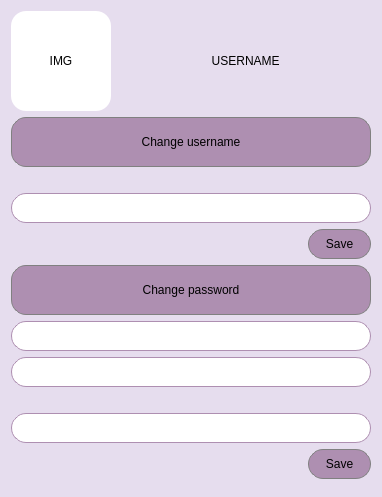
The window that messenger/profilewindow.ui (ita-social-projects/HTTP_Messenger_Client) describes before a commit, drawn with Qt 5.
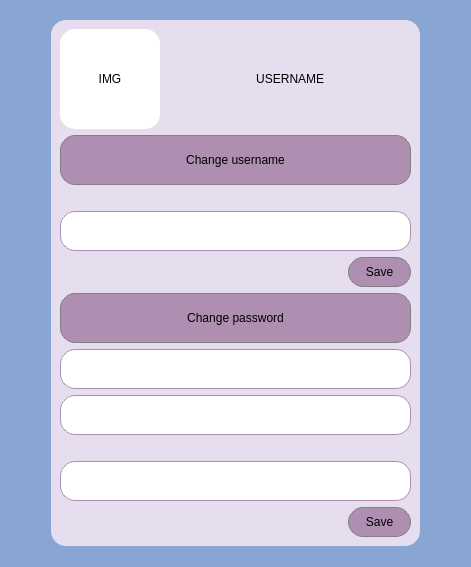
The same window after the commit. Icons and pictures are not drawn.

```diff
--- a/messenger/profilewindow.ui
+++ b/messenger/profilewindow.ui
@@ -6,8 +6,8 @@
    <rect>
     <x>0</x>
     <y>0</y>
-    <width>382</width>
-    <height>497</height>
+    <width>471</width>
+    <height>567</height>
    </rect>
   </property>
   <property name="sizePolicy">
@@ -20,233 +20,134 @@
    <string>Profile</string>
   </property>
   <property name="styleSheet">
-   <string notr="true">background-color: rgb(230, 221, 238);
-border-radius: 15px;</string>
+   <string notr="true">background-color: rgb(136, 165, 211);</string>
   </property>
   <layout class="QGridLayout" name="gridLayout">
-   <item row="1" column="0" colspan="3">
-    <widget class="QPushButton" name="pushButton_ChangeUsername">
-     <property name="sizePolicy">
-      <sizepolicy hsizetype="Minimum" vsizetype="Fixed">
-       <horstretch>0</horstretch>
-       <verstretch>0</verstretch>
-      </sizepolicy>
+   <item row="0" column="1">
+    <spacer name="verticalSpacer_2">
+     <property name="orientation">
+      <enum>Qt::Vertical</enum>
      </property>
-     <property name="minimumSize">
+     <property name="sizeType">
+      <enum>QSizePolicy::Preferred</enum>
+     </property>
+     <property name="sizeHint" stdset="0">
       <size>
-       <width>0</width>
-       <height>50</height>
+       <width>20</width>
+       <height>40</height>
       </size>
      </property>
-     <property name="styleSheet">
-      <string notr="true">QPushButton {
-font: 75 14pt &quot;MS Shell Dlg 2&quot;;
-background-color: rgb(174, 143, 177);
-border-radius: 15px;
-border: 1px solid gray;
-}
-
-QPushButton:pressed{
-background-color:rgb(111, 91, 113);
-}</string>
-     </property>
-     <property name="text">
-      <string>Change username</string>
-     </property>
-     <property name="icon">
-      <iconset resource="resources.qrc">
-       <normaloff>:/icons/icons/person.ico</normaloff>:/icons/icons/person.ico</iconset>
-     </property>
-    </widget>
+    </spacer>
    </item>
-   <item row="2" column="0" colspan="3">
-    <widget class="QLabel" name="label_LoginInfo">
-     <property name="sizePolicy">
-      <sizepolicy hsizetype="Preferred" vsizetype="Fixed">
-       <horstretch>0</horstretch>
-       <verstretch>0</verstretch>
-      </sizepolicy>
+   <item row="1" column="0">
+    <spacer name="horizontalSpacer_3">
+     <property name="orientation">
+      <enum>Qt::Horizontal</enum>
      </property>
-     <property name="text">
-      <string/>
+     <property name="sizeType">
+      <enum>QSizePolicy::Preferred</enum>
      </property>
-     <property name="alignment">
-      <set>Qt::AlignCenter</set>
-     </property>
-    </widget>
-   </item>
-   <item row="5" column="0" colspan="3">
-    <widget class="QPushButton" name="pushButton_ChangePassword">
-     <property name="sizePolicy">
-      <sizepolicy hsizetype="Minimum" vsizetype="Fixed">
-       <horstretch>0</horstretch>
-       <verstretch>0</verstretch>
-      </sizepolicy>
-     </property>
-     <property name="minimumSize">
+     <property name="sizeHint" stdset="0">
       <size>
-       <width>0</width>
-       <height>50</height>
+       <width>40</width>
+       <height>20</height>
       </size>
      </property>
-     <property name="styleSheet">
-      <string notr="true">QPushButton {
-font: 75 14pt &quot;MS Shell Dlg 2&quot;;
-background-color: rgb(174, 143, 177);
-border-radius: 15px;
-border: 1px solid gray;
-}
-
-QPushButton:pressed{
-background-color:rgb(111, 91, 113);
-}</string>
-     </property>
-     <property name="text">
-      <string>Change password</string>
-     </property>
-     <property name="icon">
-      <iconset resource="resources.qrc">
-       <normaloff>:/icons/icons/password.ico</normaloff>:/icons/icons/password.ico</iconset>
-     </property>
-    </widget>
+    </spacer>
    </item>
-   <item row="4" column="0" colspan="3">
-    <layout class="QHBoxLayout" name="horizontalLayout">
-     <item>
-      <spacer name="horizontalSpacer">
-       <property name="orientation">
-        <enum>Qt::Horizontal</enum>
-       </property>
-       <property name="sizeType">
-        <enum>QSizePolicy::Expanding</enum>
-       </property>
-       <property name="sizeHint" stdset="0">
-        <size>
-         <width>40</width>
-         <height>20</height>
-        </size>
-       </property>
-      </spacer>
-     </item>
-     <item>
-      <widget class="QPushButton" name="pushButton_SaveLogin">
-       <property name="sizePolicy">
-        <sizepolicy hsizetype="Minimum" vsizetype="Fixed">
-         <horstretch>0</horstretch>
-         <verstretch>0</verstretch>
-        </sizepolicy>
-       </property>
-       <property name="minimumSize">
-        <size>
-         <width>0</width>
-         <height>30</height>
-        </size>
-       </property>
-       <property name="styleSheet">
-        <string notr="true">QPushButton {
-font: 75 14pt &quot;MS Shell Dlg 2&quot;;
-background-color: rgb(174, 143, 177);
-border-radius: 15px;
-border: 1px solid gray;
-}
-
-QPushButton:pressed{
-background-color:rgb(111, 91, 113);
-}</string>
-       </property>
-       <property name="text">
-        <string>     Save     </string>
-       </property>
-      </widget>
-     </item>
-    </layout>
-   </item>
-   <item row="3" column="0" colspan="3">
-    <widget class="QLineEdit" name="lineEdit_Username">
-     <property name="sizePolicy">
-      <sizepolicy hsizetype="Preferred" vsizetype="Fixed">
-       <horstretch>0</horstretch>
-       <verstretch>0</verstretch>
-      </sizepolicy>
+   <item row="2" column="1">
+    <spacer name="verticalSpacer">
+     <property name="orientation">
+      <enum>Qt::Vertical</enum>
      </property>
-     <property name="minimumSize">
+     <property name="sizeType">
+      <enum>QSizePolicy::Preferred</enum>
+     </property>
+     <property name="sizeHint" stdset="0">
       <size>
-       <width>0</width>
-       <height>30</height>
+       <width>20</width>
+       <height>40</height>
       </size>
      </property>
-     <property name="styleSheet">
-      <string notr="true">background-color: rgb(255, 255, 255);
-font: 10pt &quot;MS Shell Dlg 2&quot;;
-border-radius: 15px;
-border-style: solid;
-border-width: 1px;
-border-color: rgb(174, 143, 177);</string>
-     </property>
-    </widget>
+    </spacer>
    </item>
-   <item row="0" column="0">
-    <widget class="QLabel" name="label_UserImg">
-     <property name="sizePolicy">
-      <sizepolicy hsizetype="Fixed" vsizetype="Fixed">
-       <horstretch>0</horstretch>
-       <verstretch>0</verstretch>
-      </sizepolicy>
+   <item row="1" column="2">
+    <spacer name="horizontalSpacer_4">
+     <property name="orientation">
+      <enum>Qt::Horizontal</enum>
      </property>
-     <property name="minimumSize">
+     <property name="sizeType">
+      <enum>QSizePolicy::Preferred</enum>
+     </property>
+     <property name="sizeHint" stdset="0">
       <size>
-       <width>100</width>
-       <height>100</height>
+       <width>40</width>
+       <height>20</height>
       </size>
      </property>
+    </spacer>
+   </item>
+   <item row="1" column="1">
+    <widget class="QWidget" name="background" native="true">
      <property name="styleSheet">
-      <string notr="true">QLabel{
+      <string notr="true">background-color: rgb(230, 221, 238);
+border-radius: 15px;</string>
+     </property>
+     <layout class="QFormLayout" name="formLayout">
+      <item row="0" column="0">
+       <widget class="QLabel" name="label_UserImg">
+        <property name="sizePolicy">
+         <sizepolicy hsizetype="Fixed" vsizetype="Fixed">
+          <horstretch>0</horstretch>
+          <verstretch>0</verstretch>
+         </sizepolicy>
+        </property>
+        <property name="minimumSize">
+         <size>
+          <width>100</width>
+          <height>100</height>
+         </size>
+        </property>
+        <property name="styleSheet">
+         <string notr="true">QLabel{
 background-color: rgb(255,255,255);
 border-radius: 15px;
 }</string>
-     </property>
-     <property name="text">
-      <string>IMG</string>
-     </property>
-     <property name="alignment">
-      <set>Qt::AlignCenter</set>
-     </property>
-    </widget>
-   </item>
-   <item row="10" column="0" colspan="3">
-    <layout class="QHBoxLayout" name="horizontalLayout_2">
-     <item>
-      <spacer name="horizontalSpacer_2">
-       <property name="orientation">
-        <enum>Qt::Horizontal</enum>
-       </property>
-       <property name="sizeType">
-        <enum>QSizePolicy::Expanding</enum>
-       </property>
-       <property name="sizeHint" stdset="0">
-        <size>
-         <width>40</width>
-         <height>20</height>
-        </size>
-       </property>
-      </spacer>
-     </item>
-     <item>
-      <widget class="QPushButton" name="pushButton_SavePassword">
-       <property name="sizePolicy">
-        <sizepolicy hsizetype="Minimum" vsizetype="Fixed">
-         <horstretch>0</horstretch>
-         <verstretch>0</verstretch>
-        </sizepolicy>
-       </property>
-       <property name="minimumSize">
-        <size>
-         <width>0</width>
-         <height>30</height>
-        </size>
-       </property>
-       <property name="styleSheet">
-        <string notr="true">QPushButton {
+        </property>
+        <property name="text">
+         <string>IMG</string>
+        </property>
+        <property name="alignment">
+         <set>Qt::AlignCenter</set>
+        </property>
+       </widget>
+      </item>
+      <item row="0" column="1">
+       <widget class="QLabel" name="label_Username">
+        <property name="text">
+         <string> USERNAME</string>
+        </property>
+        <property name="alignment">
+         <set>Qt::AlignCenter</set>
+        </property>
+       </widget>
+      </item>
+      <item row="1" column="0" colspan="2">
+       <widget class="QPushButton" name="pushButton_ChangeUsername">
+        <property name="sizePolicy">
+         <sizepolicy hsizetype="Minimum" vsizetype="Fixed">
+          <horstretch>0</horstretch>
+          <verstretch>0</verstretch>
+         </sizepolicy>
+        </property>
+        <property name="minimumSize">
+         <size>
+          <width>0</width>
+          <height>50</height>
+         </size>
+        </property>
+        <property name="styleSheet">
+         <string notr="true">QPushButton {
 font: 75 14pt &quot;MS Shell Dlg 2&quot;;
 background-color: rgb(174, 143, 177);
 border-radius: 15px;
@@ -256,131 +157,303 @@
 QPushButton:pressed{
 background-color:rgb(111, 91, 113);
 }</string>
-       </property>
-       <property name="text">
-        <string>     Save     </string>
-       </property>
-      </widget>
-     </item>
-    </layout>
-   </item>
-   <item row="9" column="0" colspan="3">
-    <widget class="QLineEdit" name="lineEdit_ConfNewPassword">
-     <property name="sizePolicy">
-      <sizepolicy hsizetype="Preferred" vsizetype="Fixed">
-       <horstretch>0</horstretch>
-       <verstretch>0</verstretch>
-      </sizepolicy>
-     </property>
-     <property name="minimumSize">
-      <size>
-       <width>0</width>
-       <height>30</height>
-      </size>
-     </property>
-     <property name="styleSheet">
-      <string notr="true">background-color: rgb(255, 255, 255);
+        </property>
+        <property name="text">
+         <string>Change username</string>
+        </property>
+        <property name="icon">
+         <iconset resource="resources.qrc">
+          <normaloff>:/icons/icons/person.ico</normaloff>:/icons/icons/person.ico</iconset>
+        </property>
+       </widget>
+      </item>
+      <item row="2" column="0" colspan="2">
+       <widget class="QLabel" name="label_LoginInfo">
+        <property name="sizePolicy">
+         <sizepolicy hsizetype="Preferred" vsizetype="Fixed">
+          <horstretch>0</horstretch>
+          <verstretch>0</verstretch>
+         </sizepolicy>
+        </property>
+        <property name="text">
+         <string/>
+        </property>
+        <property name="alignment">
+         <set>Qt::AlignCenter</set>
+        </property>
+       </widget>
+      </item>
+      <item row="3" column="0" colspan="2">
+       <widget class="QLineEdit" name="lineEdit_Username">
+        <property name="sizePolicy">
+         <sizepolicy hsizetype="Preferred" vsizetype="Fixed">
+          <horstretch>0</horstretch>
+          <verstretch>0</verstretch>
+         </sizepolicy>
+        </property>
+        <property name="minimumSize">
+         <size>
+          <width>0</width>
+          <height>40</height>
+         </size>
+        </property>
+        <property name="styleSheet">
+         <string notr="true">background-color: rgb(255, 255, 255);
 font: 10pt &quot;MS Shell Dlg 2&quot;;
 border-radius: 15px;
 border-style: solid;
 border-width: 1px;
 border-color: rgb(174, 143, 177);</string>
-     </property>
-     <property name="echoMode">
-      <enum>QLineEdit::Password</enum>
-     </property>
-    </widget>
-   </item>
-   <item row="7" column="0" colspan="3">
-    <widget class="QLineEdit" name="lineEdit_NewPassword">
-     <property name="sizePolicy">
-      <sizepolicy hsizetype="Preferred" vsizetype="Fixed">
-       <horstretch>0</horstretch>
-       <verstretch>0</verstretch>
-      </sizepolicy>
-     </property>
-     <property name="minimumSize">
-      <size>
-       <width>0</width>
-       <height>30</height>
-      </size>
-     </property>
-     <property name="styleSheet">
-      <string notr="true">background-color: rgb(255, 255, 255);
+        </property>
+       </widget>
+      </item>
+      <item row="4" column="0" colspan="2">
+       <layout class="QHBoxLayout" name="horizontalLayout">
+        <item>
+         <spacer name="horizontalSpacer">
+          <property name="orientation">
+           <enum>Qt::Horizontal</enum>
+          </property>
+          <property name="sizeType">
+           <enum>QSizePolicy::Expanding</enum>
+          </property>
+          <property name="sizeHint" stdset="0">
+           <size>
+            <width>40</width>
+            <height>20</height>
+           </size>
+          </property>
+         </spacer>
+        </item>
+        <item>
+         <widget class="QPushButton" name="pushButton_SaveLogin">
+          <property name="sizePolicy">
+           <sizepolicy hsizetype="Minimum" vsizetype="Fixed">
+            <horstretch>0</horstretch>
+            <verstretch>0</verstretch>
+           </sizepolicy>
+          </property>
+          <property name="minimumSize">
+           <size>
+            <width>0</width>
+            <height>30</height>
+           </size>
+          </property>
+          <property name="styleSheet">
+           <string notr="true">QPushButton {
+font: 75 14pt &quot;MS Shell Dlg 2&quot;;
+background-color: rgb(174, 143, 177);
+border-radius: 15px;
+border: 1px solid gray;
+}
+
+QPushButton:pressed{
+background-color:rgb(111, 91, 113);
+}</string>
+          </property>
+          <property name="text">
+           <string>     Save     </string>
+          </property>
+         </widget>
+        </item>
+       </layout>
+      </item>
+      <item row="5" column="0" colspan="2">
+       <widget class="QPushButton" name="pushButton_ChangePassword">
+        <property name="sizePolicy">
+         <sizepolicy hsizetype="Minimum" vsizetype="Fixed">
+          <horstretch>0</horstretch>
+          <verstretch>0</verstretch>
+         </sizepolicy>
+        </property>
+        <property name="minimumSize">
+         <size>
+          <width>0</width>
+          <height>50</height>
+         </size>
+        </property>
+        <property name="styleSheet">
+         <string notr="true">QPushButton {
+font: 75 14pt &quot;MS Shell Dlg 2&quot;;
+background-color: rgb(174, 143, 177);
+border-radius: 15px;
+border: 1px solid gray;
+}
+
+QPushButton:pressed{
+background-color:rgb(111, 91, 113);
+}</string>
+        </property>
+        <property name="text">
+         <string>Change password</string>
+        </property>
+        <property name="icon">
+         <iconset resource="resources.qrc">
+          <normaloff>:/icons/icons/password.ico</normaloff>:/icons/icons/password.ico</iconset>
+        </property>
+       </widget>
+      </item>
+      <item row="6" column="0" colspan="2">
+       <widget class="QLineEdit" name="lineEdit_Password">
+        <property name="sizePolicy">
+         <sizepolicy hsizetype="Preferred" vsizetype="Fixed">
+          <horstretch>0</horstretch>
+          <verstretch>0</verstretch>
+         </sizepolicy>
+        </property>
+        <property name="minimumSize">
+         <size>
+          <width>0</width>
+          <height>40</height>
+         </size>
+        </property>
+        <property name="styleSheet">
+         <string notr="true">background-color: rgb(255, 255, 255);
 font: 10pt &quot;MS Shell Dlg 2&quot;;
 border-radius: 15px;
 border-style: solid;
 border-width: 1px;
 border-color: rgb(174, 143, 177);</string>
-     </property>
-     <property name="echoMode">
-      <enum>QLineEdit::Password</enum>
-     </property>
-    </widget>
-   </item>
-   <item row="8" column="0" colspan="3">
-    <widget class="QLabel" name="label_ConfPassInfo">
-     <property name="sizePolicy">
-      <sizepolicy hsizetype="Minimum" vsizetype="Fixed">
-       <horstretch>0</horstretch>
-       <verstretch>0</verstretch>
-      </sizepolicy>
-     </property>
-     <property name="font">
-      <font>
-       <family>MS Shell Dlg 2</family>
-       <pointsize>9</pointsize>
-       <weight>50</weight>
-       <italic>false</italic>
-       <bold>false</bold>
-      </font>
-     </property>
-     <property name="styleSheet">
-      <string notr="true">font: 9pt &quot;MS Shell Dlg 2&quot;;</string>
-     </property>
-     <property name="text">
-      <string/>
-     </property>
-     <property name="alignment">
-      <set>Qt::AlignCenter</set>
-     </property>
-    </widget>
-   </item>
-   <item row="6" column="0" colspan="3">
-    <widget class="QLineEdit" name="lineEdit_Password">
-     <property name="sizePolicy">
-      <sizepolicy hsizetype="Preferred" vsizetype="Fixed">
-       <horstretch>0</horstretch>
-       <verstretch>0</verstretch>
-      </sizepolicy>
-     </property>
-     <property name="minimumSize">
-      <size>
-       <width>0</width>
-       <height>30</height>
-      </size>
-     </property>
-     <property name="styleSheet">
-      <string notr="true">background-color: rgb(255, 255, 255);
+        </property>
+        <property name="echoMode">
+         <enum>QLineEdit::Password</enum>
+        </property>
+       </widget>
+      </item>
+      <item row="7" column="0" colspan="2">
+       <widget class="QLineEdit" name="lineEdit_NewPassword">
+        <property name="sizePolicy">
+         <sizepolicy hsizetype="Preferred" vsizetype="Fixed">
+          <horstretch>0</horstretch>
+          <verstretch>0</verstretch>
+         </sizepolicy>
+        </property>
+        <property name="minimumSize">
+         <size>
+          <width>0</width>
+          <height>40</height>
+         </size>
+        </property>
+        <property name="styleSheet">
+         <string notr="true">background-color: rgb(255, 255, 255);
 font: 10pt &quot;MS Shell Dlg 2&quot;;
 border-radius: 15px;
 border-style: solid;
 border-width: 1px;
 border-color: rgb(174, 143, 177);</string>
-     </property>
-     <property name="echoMode">
-      <enum>QLineEdit::Password</enum>
-     </property>
-    </widget>
-   </item>
-   <item row="0" column="1" colspan="2">
-    <widget class="QLabel" name="label_Username">
-     <property name="text">
-      <string> USERNAME</string>
-     </property>
-     <property name="alignment">
-      <set>Qt::AlignCenter</set>
-     </property>
+        </property>
+        <property name="echoMode">
+         <enum>QLineEdit::Password</enum>
+        </property>
+       </widget>
+      </item>
+      <item row="9" column="0" colspan="2">
+       <widget class="QLineEdit" name="lineEdit_ConfNewPassword">
+        <property name="sizePolicy">
+         <sizepolicy hsizetype="Preferred" vsizetype="Fixed">
+          <horstretch>0</horstretch>
+          <verstretch>0</verstretch>
+         </sizepolicy>
+        </property>
+        <property name="minimumSize">
+         <size>
+          <width>0</width>
+          <height>40</height>
+         </size>
+        </property>
+        <property name="styleSheet">
+         <string notr="true">background-color: rgb(255, 255, 255);
+font: 10pt &quot;MS Shell Dlg 2&quot;;
+border-radius: 15px;
+border-style: solid;
+border-width: 1px;
+border-color: rgb(174, 143, 177);</string>
+        </property>
+        <property name="echoMode">
+         <enum>QLineEdit::Password</enum>
+        </property>
+       </widget>
+      </item>
+      <item row="10" column="0" colspan="2">
+       <layout class="QHBoxLayout" name="horizontalLayout_2">
+        <item>
+         <spacer name="horizontalSpacer_2">
+          <property name="orientation">
+           <enum>Qt::Horizontal</enum>
+          </property>
+          <property name="sizeType">
+           <enum>QSizePolicy::Expanding</enum>
+          </property>
+          <property name="sizeHint" stdset="0">
+           <size>
+            <width>40</width>
+            <height>20</height>
+           </size>
+          </property>
+         </spacer>
+        </item>
+        <item>
+         <widget class="QPushButton" name="pushButton_SavePassword">
+          <property name="sizePolicy">
+           <sizepolicy hsizetype="Minimum" vsizetype="Fixed">
+            <horstretch>0</horstretch>
+            <verstretch>0</verstretch>
+           </sizepolicy>
+          </property>
+          <property name="minimumSize">
+           <size>
+            <width>0</width>
+            <height>30</height>
+           </size>
+          </property>
+          <property name="styleSheet">
+           <string notr="true">QPushButton {
+font: 75 14pt &quot;MS Shell Dlg 2&quot;;
+background-color: rgb(174, 143, 177);
+border-radius: 15px;
+border: 1px solid gray;
+}
+
+QPushButton:pressed{
+background-color:rgb(111, 91, 113);
+}</string>
+          </property>
+          <property name="text">
+           <string>     Save     </string>
+          </property>
+         </widget>
+        </item>
+       </layout>
+      </item>
+      <item row="8" column="0" colspan="2">
+       <widget class="QLabel" name="label_ConfPassInfo">
+        <property name="sizePolicy">
+         <sizepolicy hsizetype="Minimum" vsizetype="Fixed">
+          <horstretch>0</horstretch>
+          <verstretch>0</verstretch>
+         </sizepolicy>
+        </property>
+        <property name="font">
+         <font>
+          <family>MS Shell Dlg 2</family>
+          <pointsize>9</pointsize>
+          <weight>50</weight>
+          <italic>false</italic>
+          <bold>false</bold>
+         </font>
+        </property>
+        <property name="styleSheet">
+         <string notr="true">font: 9pt &quot;MS Shell Dlg 2&quot;;</string>
+        </property>
+        <property name="text">
+         <string/>
+        </property>
+        <property name="alignment">
+         <set>Qt::AlignCenter</set>
+        </property>
+       </widget>
+      </item>
+     </layout>
     </widget>
    </item>
   </layout>
```
